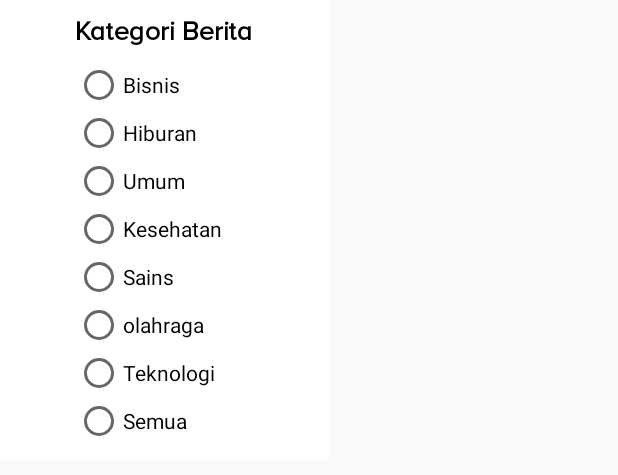
After one commit to azhan3211/news_app, an Android app: the layout kategori_radio_button_layout.xml on its own in the app's theme, with its tools: preview values and no code run, on a phone screen of 412 x 824 dp. The commit adds this screen. Shown: the top 475 px of the screen. Run offline under Robolectric (Android 15) with nearby library versions, the phone set to English and light mode, and no system bars.

Commit message:
fourth commit

```diff
--- /dev/null
+++ b/app/src/main/res/layout/kategori_radio_button_layout.xml
@@ -0,0 +1,69 @@
+<LinearLayout xmlns:tools="http://schemas.android.com/tools"
+    android:layout_width="wrap_content"
+    android:layout_height="wrap_content"
+    xmlns:android="http://schemas.android.com/apk/res/android"
+    xmlns:app="http://schemas.android.com/apk/res-auto"
+    android:paddingLeft="50dp"
+    android:paddingRight="50dp"
+    android:paddingTop="10dp"
+    android:paddingBottom="10dp"
+    android:orientation="vertical"
+    android:background="#fff"
+    android:id="@+id/newsLL"
+    android:layout_marginBottom="10dp">
+
+    <TextView
+        android:layout_width="match_parent"
+        android:layout_height="wrap_content"
+        android:text="Kategori Berita"
+        android:gravity="center"
+        android:textSize="18sp"
+        android:textStyle="bold"
+        android:layout_marginBottom="10dp"/>
+
+    <RadioGroup
+        android:layout_width="match_parent"
+        android:layout_height="wrap_content"
+        android:id="@+id/categoryRG">
+        <RadioButton
+            android:layout_width="match_parent"
+            android:layout_height="wrap_content"
+            android:text="Bisnis"
+            android:id="@+id/bisnisRB"/>
+        <RadioButton
+            android:layout_width="match_parent"
+            android:layout_height="wrap_content"
+            android:text="Hiburan"
+            android:id="@+id/hiburanRB"/>
+        <RadioButton
+            android:layout_width="match_parent"
+            android:layout_height="wrap_content"
+            android:text="Umum"
+            android:id="@+id/umumRB"/>
+        <RadioButton
+            android:layout_width="match_parent"
+            android:layout_height="wrap_content"
+            android:text="Kesehatan"
+            android:id="@+id/kesehatanRB"/>
+        <RadioButton
+            android:layout_width="match_parent"
+            android:layout_height="wrap_content"
+            android:text="Sains"
+            android:id="@+id/sainsRB"/>
+        <RadioButton
+            android:layout_width="match_parent"
+            android:layout_height="wrap_content"
+            android:text="olahraga"
+            android:id="@+id/olahragaRB"/>
+        <RadioButton
+            android:layout_width="match_parent"
+            android:layout_height="wrap_content"
+            android:text="Teknologi"
+            android:id="@+id/teknologiRB"/>
+        <RadioButton
+            android:layout_width="match_parent"
+            android:layout_height="wrap_content"
+            android:text="Semua"
+            android:id="@+id/semuaRB"/>
+    </RadioGroup>
+</LinearLayout>
```
Also changed, not shown: app/src/main/java/com/azhan/news/UI/MainActivity.java (+92 -9 lines), app/src/main/res/menu/mymenu.xml (added, +8 -0 lines), app/src/main/res/drawable/ic_category.png (added).
